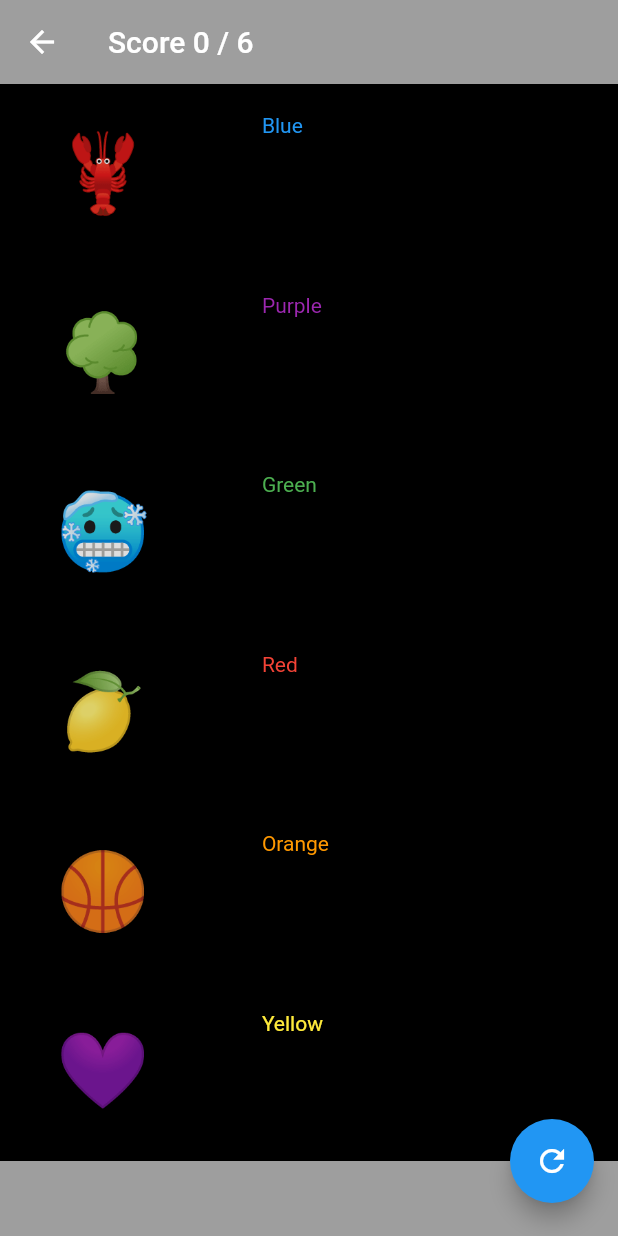
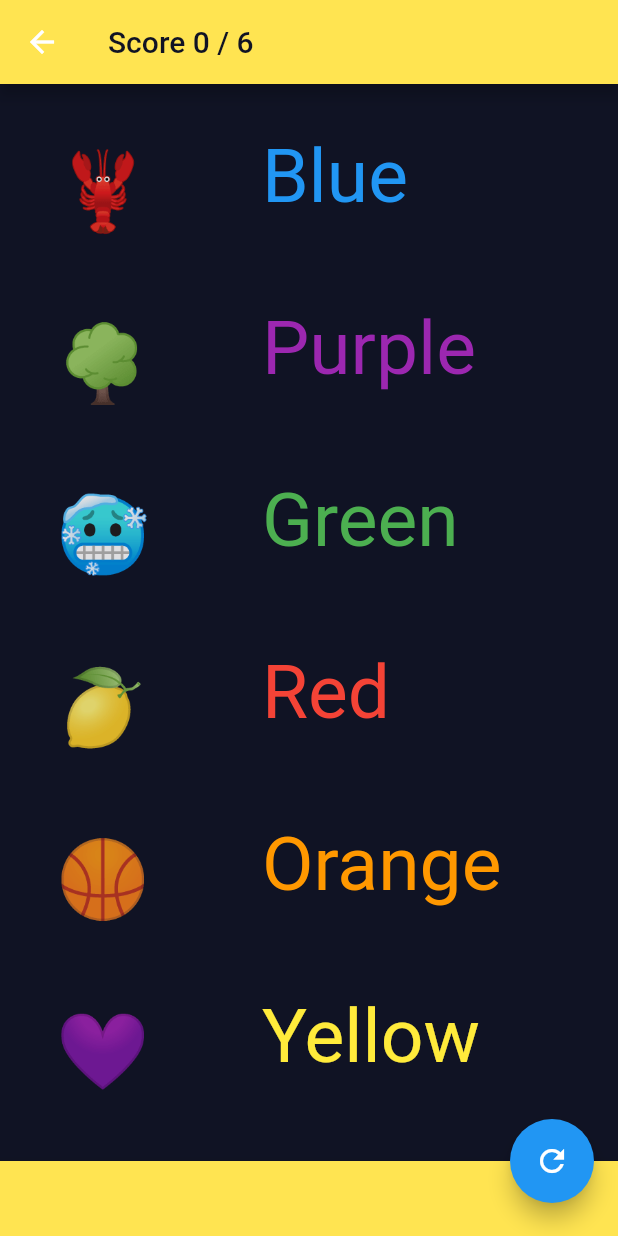
Before and after one commit to Abduallah-ELmaraghy/sparkhub_game, a Flutter app: the MatchingGame screen opened by its route, on a phone screen of 412 x 824 dp. Run offline on Flutter 3.47's test engine with Material 2 defaults, Android fonts, the phone set to English and light mode, and no system bars; our stand-ins replace animated_splash_screen, flutter_login, font_awesome_flutter, google_fonts, page_transition, rflutter_alert and 2 more; missing offline and left inert: shared_preferences_web; accounts and stored records are empty.

Commit message:
update matching game

```diff
--- a/lib/screens/matching_game.dart
+++ b/lib/screens/matching_game.dart
@@ -1,13 +1,14 @@
 import 'package:flutter/material.dart';
 import 'dart:math';
+
+import 'package:sparkhub_game/constants/style.dart';
 
 class MatchingGame extends StatefulWidget {
   createState() => MatchingGameState();
 }
 
 class MatchingGameState extends State<MatchingGame> {
-  final Map<String, bool> score =
-      {}; //map for the score takes the string (emoji) and bool (correct or not)
+  final Map<String, bool> score ={}; //map for the score takes the string (emoji) and bool (correct or not)
 
   final Map choices = {
     '🦞': Colors.red,
@@ -32,10 +33,10 @@ class MatchingGameState extends State<MatchingGame> {
   @override
   Widget build(BuildContext context) {
    return Scaffold(
-     backgroundColor: Colors.black,
+     backgroundColor: kBackground,
       appBar: AppBar(
-        title: Text('Score ${score.length} / 6'),
-        backgroundColor: Colors.grey,
+        title: Text('Score ${score.length} / 6',style:TextStyle(color: kBackground)),
+        backgroundColor: kButtonColor,
       ),
       floatingActionButton: FloatingActionButton(
         child: Icon(Icons.refresh),
@@ -47,7 +48,7 @@ class MatchingGameState extends State<MatchingGame> {
         },
       ),
       bottomNavigationBar: BottomAppBar(
-        color: Colors.grey,
+        color: kButtonColor,
         child: Container(
           height: 50.0,
         ),
@@ -57,7 +58,8 @@ class MatchingGameState extends State<MatchingGame> {
         // all the app in row
         mainAxisAlignment: MainAxisAlignment.spaceAround, // Place the free space evenly between the children widget and page
         children: [
-          Column(
+          Container( padding: const EdgeInsets.all(15),
+            child: Column(
                 // emojis
                 mainAxisAlignment: MainAxisAlignment.spaceAround,
                 children: choices.keys.map((emoji) // the selected emoji
@@ -66,20 +68,21 @@ class MatchingGameState extends State<MatchingGame> {
                     data: emoji,
                     child: Emoji(
                       // the state of the emoji when its waiting around (the transpart container)
-                    emoji: score[emoji] == true
-                        ? '✔️'
-                        : emoji, // if the dargging is true
-                  ),
+                      emoji: score[emoji] == true? '✔️': emoji,), // if the dargging is true
                     feedback: Emoji(emoji: emoji), //what appears while dragging
                     childWhenDragging: Emoji(emoji: ''), // what remains behind
                   );
-              }).toList()), // why to list??
-          Column(
+                }).toList()),
+          ),
+          Container(padding: const EdgeInsets.all(15),
+            child: Column(
               //colors
               mainAxisAlignment: MainAxisAlignment.spaceAround,
+              crossAxisAlignment: CrossAxisAlignment.end,
               children:
                   choices.keys.map((emoji) => _buildDragTarget(emoji)).toList()
                     ..shuffle(Random(counter)),
+            ),
           )
         ],
       ),
@@ -93,7 +96,11 @@ class MatchingGameState extends State<MatchingGame> {
         if (score[emoji] == true) {
           return Text("");
         } else {
-          return  Container( height: 80, width: 200,child: Text(thecolors[choices[emoji]],style:TextStyle(color: choices[emoji])),);
+          return  Container(height:80,width: 200,
+          child:Text(thecolors[choices[emoji]],//red(color.red)
+          style:TextStyle(color: choices[emoji],fontSize: 50)
+          ),
+          );
         }
       },
       onWillAccept: (data) => data == emoji, //test if it accecpted oe not
```
Also changed, not shown: 2 other files. Lines whose indentation alone changed are shown as unchanged.
